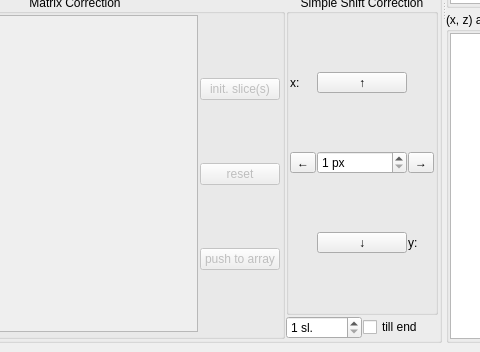
sem-geologist/FIB-data-cleaner, file ui/MainWindow.ui: the form before one commit; both pictures show x 147 to 627 and y 351 to 703 of the 904 by 703 pixel window.
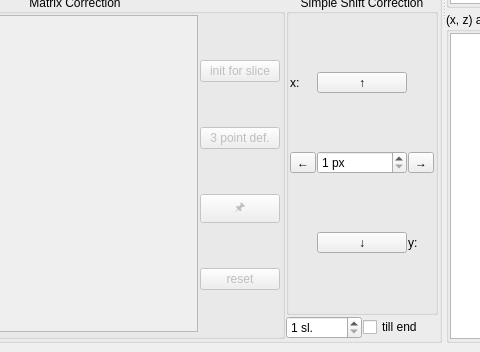
The form after the commit. Custom widgets are drawn as their Qt base class.

Commit message: implemented the affine transformation per slice, including proper GUI state transition.

Patch:
```diff
--- a/ui/MainWindow.ui
+++ b/ui/MainWindow.ui
@@ -316,7 +316,33 @@
                           <bool>false</bool>
                          </property>
                          <property name="text">
-                          <string>init. slice(s)</string>
+                          <string>init for slice</string>
+                         </property>
+                         <property name="checkable">
+                          <bool>true</bool>
+                         </property>
+                        </widget>
+                       </item>
+                       <item>
+                        <widget class="QPushButton" name="show_ref_points">
+                         <property name="enabled">
+                          <bool>false</bool>
+                         </property>
+                         <property name="text">
+                          <string>3 point def.</string>
+                         </property>
+                         <property name="checkable">
+                          <bool>true</bool>
+                         </property>
+                        </widget>
+                       </item>
+                       <item>
+                        <widget class="QPushButton" name="pin_points_to_slice">
+                         <property name="enabled">
+                          <bool>false</bool>
+                         </property>
+                         <property name="text">
+                          <string>🖈</string>
                          </property>
                          <property name="checkable">
                           <bool>true</bool>
@@ -333,16 +359,6 @@
                          </property>
                         </widget>
                        </item>
-                       <item>
-                        <widget class="QPushButton" name="push_to_array">
-                         <property name="enabled">
-                          <bool>false</bool>
-                         </property>
-                         <property name="text">
-                          <string>push to array</string>
-                         </property>
-                        </widget>
-                       </item>
                       </layout>
                      </widget>
                     </item>
```
Left out of the diff: 68 changed lines with no effect on the pictures. The commit also changes 2 other files.
